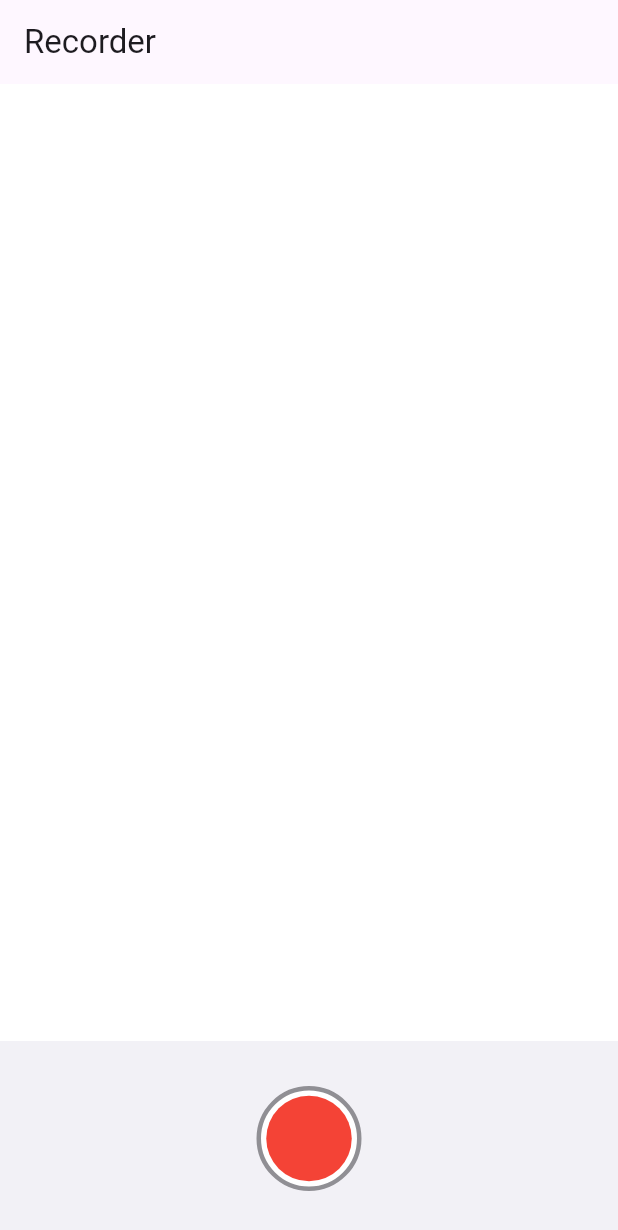
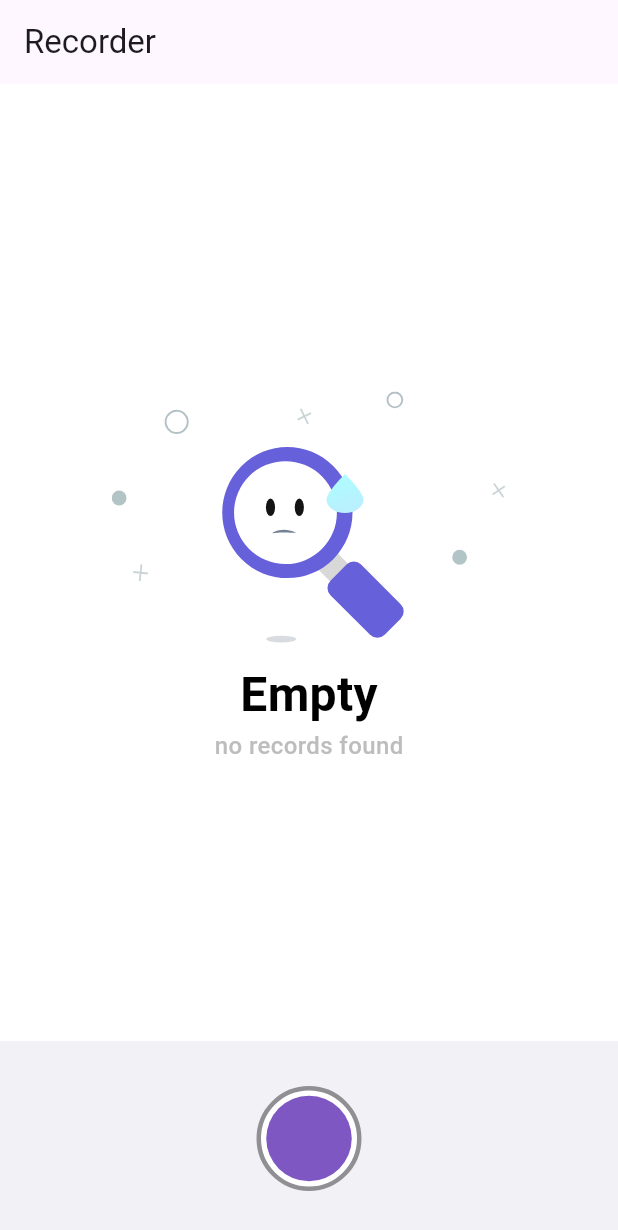
Before and after one commit to Freddie2415/recorder, a Flutter app: the screen it shows after launch, on a phone screen of 412 x 824 dp. Shown: the top 1230 px of the screen. Run offline on Flutter 3.47's test engine with Material 2 defaults, Android fonts, the phone set to English and light mode, and no system bars; our stand-ins replace bloc, flutter_bloc, just_audio, lottie; missing offline and left inert: record; statements that could not run were skipped.

Commit message:
Добавил Service, Cubit. Сделал Refactor

```diff
--- a/lib/data/entity/record_entity.dart
+++ b/lib/data/entity/record_entity.dart
@@ -3,11 +3,13 @@ class RecordEntity {
   final DateTime createdAt;
   final Duration duration;
   final String path;
+  final int index;
 
   RecordEntity({
     required this.title,
     required this.createdAt,
     required this.duration,
     required this.path,
+    required this.index,
   });
 }
--- a/lib/internal/application.dart
+++ b/lib/internal/application.dart
@@ -1,19 +1,40 @@
 import 'package:flutter/material.dart';
+import 'package:flutter_bloc/flutter_bloc.dart';
+import 'package:recorder/presentation/cubits/record/record_cubit.dart';
 
+import '../presentation/cubits/records/records_cubit.dart';
 import '../presentation/screens/home_screen.dart';
+import '../service/record_service.dart';
+import '../service/records_service.dart';
 
 class MyApp extends StatelessWidget {
   const MyApp({super.key});
 
   @override
   Widget build(BuildContext context) {
-    return MaterialApp(
-      title: 'Recorder',
-      theme: ThemeData(
-        primarySwatch: Colors.yellow,
-        useMaterial3: true,
+    // Service
+    final RecordsService recordsService = RecordsService();
+    final RecordService recordService = RecordService();
+
+    // Cubits
+
+    final RecordCubit recordCubit = RecordCubit(service: recordService);
+    final RecordsCubit recordsCubit = RecordsCubit(service: recordsService);
+
+    return MultiBlocProvider(
+      providers: [
+        BlocProvider(create: (_) => recordCubit),
+        BlocProvider(create: (_) => recordsCubit),
+      ],
+      child: MaterialApp(
+        title: 'Recorder',
+        theme: ThemeData(
+          primarySwatch: Colors.deepPurple,
+          scaffoldBackgroundColor: Colors.white,
+          useMaterial3: true,
+        ),
+        home: const HomeScreen(),
       ),
-      home: const HomeScreen(),
     );
   }
 }
--- /dev/null
+++ b/lib/presentation/cubits/record/record_cubit.dart
@@ -0,0 +1,35 @@
+import 'package:bloc/bloc.dart';
+
+import '../../../service/record_service.dart';
+
+part 'record_state.dart';
+
+class RecordCubit extends Cubit<RecordState> {
+  final RecordService service;
+
+  RecordCubit({
+    required this.service,
+  }) : super(RecordInitial());
+
+  startRecording() {
+    try {
+      service.startRecording();
+    } catch (error) {
+      emit(RecordError(error: error.toString()));
+    }
+  }
+
+  stopRecording({
+    required Function(String) onStop,
+  }) {
+    try {
+      service.stopRecording(onStop: (path) => onStop(path));
+    } catch (error) {
+      emit(RecordError(error: error.toString()));
+    }
+  }
+
+  isRecording() async {
+    service.isRecording();
+  }
+}
--- /dev/null
+++ b/lib/presentation/cubits/record/record_state.dart
@@ -0,0 +1,13 @@
+part of 'record_cubit.dart';
+
+abstract class RecordState {}
+
+class RecordInitial extends RecordState {}
+
+class RecordSaved extends RecordState {}
+
+class RecordError extends RecordState {
+  final String error;
+
+  RecordError({required this.error});
+}
--- /dev/null
+++ b/lib/presentation/cubits/records/records_cubit.dart
@@ -0,0 +1,56 @@
+import 'package:bloc/bloc.dart';
+
+import '../../../data/entity/record_entity.dart';
+import '../../../service/records_service.dart';
+
+part 'records_state.dart';
+
+class RecordsCubit extends Cubit<RecordsState> {
+  final RecordsService service;
+
+  RecordsCubit({required this.service}) : super(RecordsInitial()) {
+    getAllRecords();
+  }
+
+  getAllRecords() {
+    emit(RecordsLoading());
+
+    try {
+      final records = service.getAllRecords();
+
+      emit(RecordsLoaded(records: records));
+    } catch (error) {
+      emit(RecordsError(error.toString()));
+    }
+  }
+
+  addNewRecord({
+    required Duration duration,
+    required String path,
+  }) {
+    try {
+      service.addNewRecords(
+        duration: duration,
+        path: path,
+      );
+
+      getAllRecords();
+    } catch (error) {
+      emit(RecordsError(error.toString()));
+    }
+  }
+
+  removeRecords({
+    required int index,
+  }) {
+    try {
+      service.removeRecords(
+        index: index,
+      );
+
+      getAllRecords();
+    } catch (error) {
+      emit(RecordsError(error.toString()));
+    }
+  }
+}
--- /dev/null
+++ b/lib/presentation/cubits/records/records_state.dart
@@ -0,0 +1,21 @@
+part of 'records_cubit.dart';
+
+abstract class RecordsState {}
+
+class RecordsInitial extends RecordsState {}
+
+class RecordsError extends RecordsState {
+  final String message;
+
+  RecordsError(this.message);
+}
+
+class RecordsLoading extends RecordsState {}
+
+class RecordsEmpty extends RecordsState {}
+
+class RecordsLoaded extends RecordsState {
+  final List<RecordEntity> records;
+
+  RecordsLoaded({required this.records});
+}
--- a/lib/presentation/screens/home_screen.dart
+++ b/lib/presentation/screens/home_screen.dart
@@ -1,7 +1,11 @@
 import 'package:flutter/material.dart';
+import 'package:flutter_bloc/flutter_bloc.dart';
 import 'package:just_audio/just_audio.dart';
 
 import '../../data/entity/record_entity.dart';
+
+import '../cubits/records/records_cubit.dart';
+import '../widgets/empty_card_widget.dart';
 import '../widgets/record_button_widget.dart';
 import '../widgets/record_card_widget.dart';
 
@@ -20,23 +24,55 @@ class _HomeScreenState extends State<HomeScreen> {
   @override
   Widget build(BuildContext context) {
     return Scaffold(
-      backgroundColor: Colors.grey.shade200,
       appBar: AppBar(title: const Text("Recorder"), elevation: 0),
-      body: Container(
-        color: Colors.white,
-        child: ListView(
-          children: records.map(
-            (record) {
+      body: BlocBuilder<RecordsCubit, RecordsState>(
+        builder: (context, state) {
+          if (state is RecordsLoading) {
+            return const Center(
+              child: CircularProgressIndicator(),
+            );
+          } else if (state is RecordsError) {
+            return Center(
+              child: Column(
+                mainAxisAlignment: MainAxisAlignment.center,
+                crossAxisAlignment: CrossAxisAlignment.center,
+                children: [
+                  Text(state.message),
+                  const SizedBox(height: 10),
+                  ElevatedButton.icon(
+                    onPressed: () {},
+                    icon: const Icon(Icons.refresh_outlined),
+                    label: const Text('Refresh'),
+                  ),
+                ],
+              ),
+            );
+          } else if (state is RecordsLoaded) {
+            if (state.records.isEmpty) {
+              return const EmptyCardWidget();
+            }
+            final record = state.records;
+
+            return ListView.builder(
+              itemCount: record.length,
+              itemBuilder: (context, index) {
                 return RecordCardWidget(
-                active: currentRecord == record,
+                  active: currentRecord == record[index],
+                  record: record[index],
                   onTap: () {
-                  setState(() => currentRecord = record);
+                    setState(() => currentRecord = record[index]);
                   },
-                record: record,
+                  onRemove: (removeIndex) {
+                    BlocProvider.of<RecordsCubit>(context).removeRecords(
+                      index: removeIndex,
                     );
                   },
-          ).toList(),
-        ),
+                );
+              },
+            );
+          }
+          return const SizedBox();
+        },
       ),
       bottomNavigationBar: Container(
         height: 130,
@@ -51,16 +87,13 @@ class _HomeScreenState extends State<HomeScreen> {
             child: RecordButtonWidget(
               onStop: (String path) async {
                 final Duration? duration = await player.setUrl(path);
-                setState(() {
-                  records.add(
-                    RecordEntity(
-                      title: "Record ${records.length + 1}",
-                      createdAt: DateTime.now().toLocal(),
-                      duration: duration ?? const Duration(),
+
+                if (mounted) {
+                  BlocProvider.of<RecordsCubit>(context).addNewRecord(
+                    duration: duration!,
                     path: path,
-                    ),
                   );
-                });
+                }
               },
             ),
           ),
@@ -68,10 +101,4 @@ class _HomeScreenState extends State<HomeScreen> {
       ),
     );
   }
-
-  @override
-  void dispose() {
-    player.dispose();
-    super.dispose();
 }
-}
--- /dev/null
+++ b/lib/presentation/utils/assets.dart
@@ -0,0 +1,4 @@
+class Assets {
+  // Lottie
+  static const lottieEmpty = 'assets/lottie/empty.json';
+}
--- /dev/null
+++ b/lib/presentation/widgets/empty_card_widget.dart
@@ -0,0 +1,43 @@
+import 'package:flutter/material.dart';
+import 'package:lottie/lottie.dart';
+
+import '../utils/assets.dart';
+
+class EmptyCardWidget extends StatelessWidget {
+  const EmptyCardWidget({Key? key}) : super(key: key);
+
+  @override
+  Widget build(BuildContext context) {
+    return Center(
+      child: Padding(
+        padding: const EdgeInsets.all(60.0),
+        child: Column(
+          mainAxisSize: MainAxisSize.min,
+          mainAxisAlignment: MainAxisAlignment.center,
+          crossAxisAlignment: CrossAxisAlignment.center,
+          children: [
+            Lottie.asset(
+              Assets.lottieEmpty,
+            ),
+            const Text(
+              "Empty",
+              style: TextStyle(
+                color: Colors.black,
+                fontSize: 32,
+                fontWeight: FontWeight.w600,
+              ),
+            ),
+            Text(
+              "no records found",
+              style: TextStyle(
+                color: Colors.grey.shade400,
+                fontSize: 16,
+                fontWeight: FontWeight.w500,
+              ),
+            ),
+          ],
+        ),
+      ),
+    );
+  }
+}
--- a/lib/presentation/widgets/record_button_widget.dart
+++ b/lib/presentation/widgets/record_button_widget.dart
@@ -1,5 +1,9 @@
 import 'package:flutter/material.dart';
+import 'package:flutter_bloc/flutter_bloc.dart';
 import 'package:record/record.dart';
+
+import '../../service/record_service.dart';
+import '../cubits/record/record_cubit.dart';
 
 class RecordButtonWidget extends StatefulWidget {
   final void Function(String path) onStop;
@@ -15,11 +19,38 @@ class RecordButtonWidget extends StatefulWidget {
 
 class _RecordButtonWidgetState extends State<RecordButtonWidget> {
   bool isRecording = false;
+
   final record = Record();
 
   @override
+  void initState() {
+    listenRecorder();
+    super.initState();
+  }
+
+  listenRecorder() async {
+    isRecording = await RecordService().isRecording();
+    setState(() {});
+  }
+
+  @override
   Widget build(BuildContext context) {
-    return Container(
+    return GestureDetector(
+      onTap: () {
+        if (isRecording) {
+          setState(() {
+            isRecording = false;
+          });
+          BlocProvider.of<RecordCubit>(context)
+              .stopRecording(onStop: widget.onStop);
+        } else {
+          setState(() {
+            isRecording = true;
+          });
+          BlocProvider.of<RecordCubit>(context).startRecording();
+        }
+      },
+      child: Container(
         height: 70,
         width: 70,
         decoration: BoxDecoration(
@@ -28,18 +59,15 @@ class _RecordButtonWidgetState extends State<RecordButtonWidget> {
           border: Border.all(
             color: const Color(0xff908F94),
             width: 3,
-          // /Applications/Android Studio.app/Contents/plugins/gradle
           ),
         ),
         child: Center(
-        child: GestureDetector(
-          onTap: isRecording ? _onStop : _onRecording,
           child: AnimatedContainer(
             duration: const Duration(milliseconds: 300),
             height: isRecording ? 30 : 57,
             width: isRecording ? 30 : 57,
             decoration: BoxDecoration(
-              color: Colors.red,
+              color: Colors.deepPurple.shade400,
               borderRadius: BorderRadius.circular(isRecording ? 8 : 50),
             ),
           ),
@@ -47,32 +75,4 @@ class _RecordButtonWidgetState extends State<RecordButtonWidget> {
       ),
     );
   }
-
-  void _onStop() async {
-    final String? path = await record.stop();
-
-    isRecording = await record.isRecording();
-
-    setState(() {
-      isRecording;
-    });
-    if (path != null) {
-      widget.onStop(path);
 }
-  }
-
-  void _onRecording() async {
-    if (await record.hasPermission()) {
-      await record.start(
-        encoder: AudioEncoder.aacLc,
-        bitRate: 128000,
-      );
-    }
-
-    // Get the state of the recorder
-    isRecording = await record.isRecording();
-    setState(() {
-      isRecording;
-    });
-  }
-}
--- /dev/null
+++ b/lib/service/records_service.dart
@@ -0,0 +1,36 @@
+import '../data/entity/record_entity.dart';
+
+class RecordsService {
+  final List<RecordEntity> _recordList = [];
+
+  addNewRecords({
+    required Duration duration,
+    required String path,
+  }) {
+    final index = _recordList.isEmpty
+        ? _recordList.length + 1
+        : _recordList.last.index + 1;
+
+    _recordList.add(
+      RecordEntity(
+        index: index,
+        title: "Record $index",
+        createdAt: DateTime.now().toLocal(),
+        duration: duration,
+        path: path,
+      ),
+    );
+  }
+
+  removeRecords({
+    required int index,
+  }) {
+    _recordList.removeWhere(
+      (element) => element.index == index,
+    );
+  }
+
+  List<RecordEntity> getAllRecords() {
+    return _recordList;
+  }
+}
```
Also changed, not shown: assets/lottie/empty.json (added, +1 -0 lines), lib/data/repository/data_repository.dart (added, +9 -0 lines), lib/presentation/widgets/record_card_widget.dart (+13 -2 lines), lib/service/record_service.dart (added, +28 -0 lines), pubspec.yaml (+6 -3 lines), pubspec.lock. Lines whose indentation alone changed are shown as unchanged.
